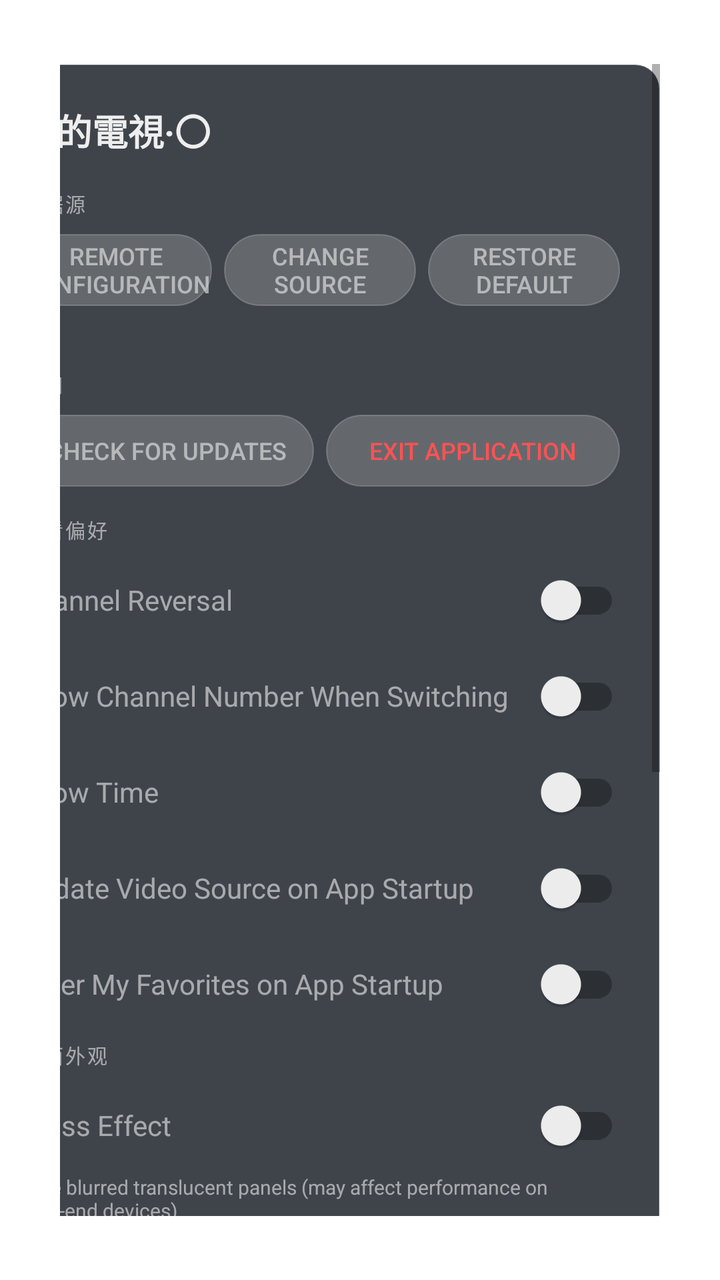
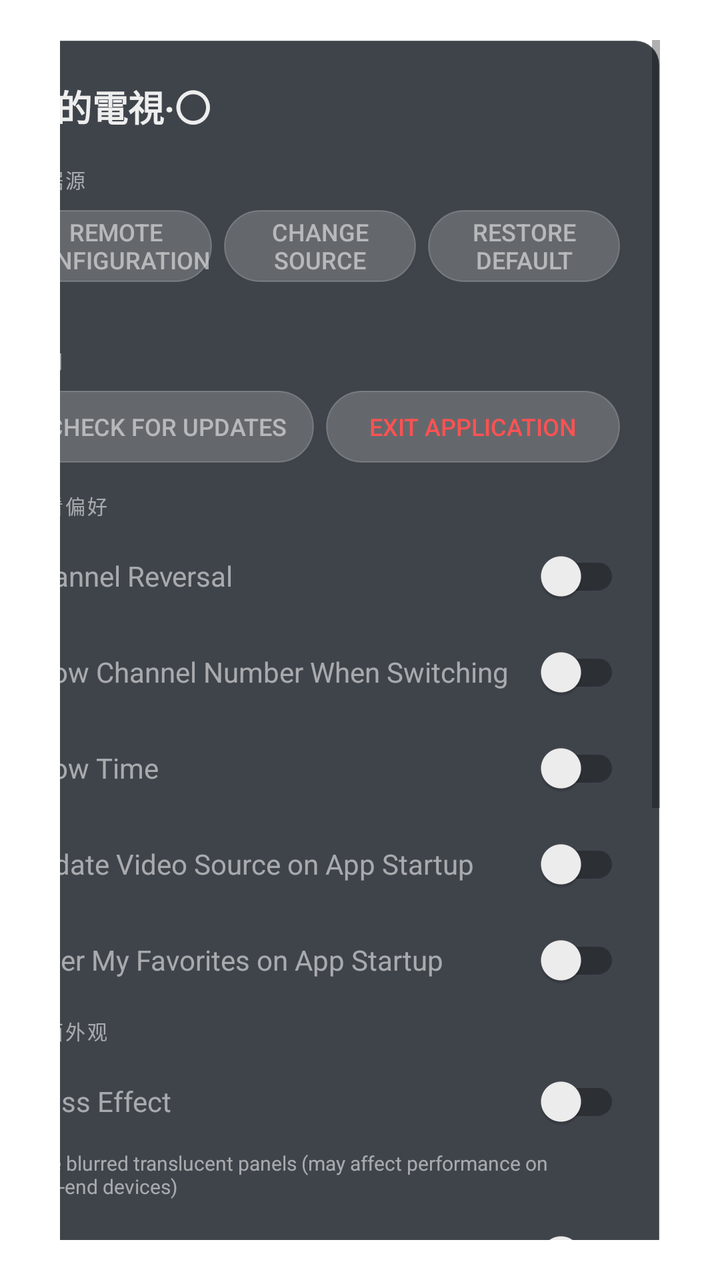

Screens rendered from an Android XML layout before and after an edit, with the pre-edit source and the edit as a unified diff.
<!-- AndroidManifest.xml: fallback theme Theme.MaterialComponents.DayNight.NoActionBar -->
<!-- res/layout/setting.xml -->
<?xml version="1.0" encoding="utf-8"?>
<LinearLayout xmlns:android="http://schemas.android.com/apk/res/android"
    xmlns:app="http://schemas.android.com/apk/res-auto"
    android:id="@+id/setting"
    android:layout_width="match_parent"
    android:layout_height="match_parent"
    android:clickable="true"
    android:focusable="false"
    android:gravity="end"
    android:paddingStart="30dp"
    android:paddingEnd="30dp"
    android:paddingTop="32dp"
    android:paddingBottom="32dp"
    >
    <ScrollView
        android:id="@+id/container"
        android:layout_width="340dp"
        android:layout_height="match_parent"
        android:fillViewport="true"
        >
    <LinearLayout
        android:id="@+id/content"
        android:layout_width="match_parent"
        android:layout_height="wrap_content"
        android:orientation="vertical"
        android:padding="20dp"
        android:background="@drawable/bg_panel_rounded"
        >

        
        <LinearLayout
            android:layout_width="match_parent"
            android:layout_height="wrap_content"
            android:orientation="horizontal"
            android:layout_marginBottom="16dp"
            >
            <androidx.appcompat.widget.AppCompatTextView
                android:id="@+id/name"
                android:layout_width="wrap_content"
                android:layout_height="wrap_content"
                android:textColor="@color/title_blur"
                android:text="@string/app_name"
                android:textSize="18sp"
                android:textStyle="bold"
                android:layout_gravity="bottom" />
            <androidx.appcompat.widget.AppCompatTextView
                android:id="@+id/version_name"
                android:layout_width="wrap_content"
                android:layout_height="wrap_content"
                android:textColor="@color/description_blur"
                android:text=""
                android:textSize="12sp"
                android:layout_gravity="bottom"
                android:layout_marginStart="8dp" />
            <androidx.appcompat.widget.AppCompatTextView
                android:id="@+id/version"
                android:layout_width="wrap_content"
                android:layout_height="wrap_content"
                android:textColor="@color/description_blur"
                android:text=""
                android:textSize="11sp"
                android:layout_gravity="bottom"
                android:layout_marginStart="8dp"
                android:maxLines="1"
                android:ellipsize="end"
                />
        </LinearLayout>

        
        <androidx.appcompat.widget.AppCompatTextView
            android:layout_width="wrap_content"
            android:layout_height="wrap_content"
            android:textColor="@color/description_blur"
            android:textSize="10sp"
            android:text="数据源"
            android:letterSpacing="0.1"
            android:layout_marginBottom="8dp"
            android:textAllCaps="true"/>

        <LinearLayout
            android:layout_width="match_parent"
            android:layout_height="wrap_content"
            android:orientation="horizontal"
            android:layout_marginBottom="4dp"
            >
            <androidx.appcompat.widget.AppCompatButton
                android:id="@+id/remote_settings"
                android:layout_width="0dp"
                android:layout_weight="1"
                android:layout_height="36dp"
                android:background="@drawable/bg_btn_normal"
                android:textColor="@color/description_blur"
                android:layout_marginEnd="6dp"
                android:textSize="12sp"
                android:text="@string/server"
                android:insetTop="0dp"
                android:insetBottom="0dp" />
            <androidx.appcompat.widget.AppCompatButton
                android:id="@+id/confirm_config"
                android:layout_width="0dp"
                android:layout_weight="1"
                android:layout_height="36dp"
                android:background="@drawable/bg_btn_normal"
                android:textColor="@color/description_blur"
                android:layout_marginEnd="6dp"
                android:textSize="12sp"
                android:text="@string/channels"
                android:insetTop="0dp"
                android:insetBottom="0dp" />
            <androidx.appcompat.widget.AppCompatButton
                android:id="@+id/clear"
                android:layout_width="0dp"
                android:layout_weight="1"
                android:layout_height="36dp"
                android:background="@drawable/bg_btn_normal"
                android:textColor="@color/description_blur"
                android:text="@string/clear"
                android:textSize="12sp"
                android:insetTop="0dp"
                android:insetBottom="0dp" />
        </LinearLayout>

        <androidx.appcompat.widget.AppCompatTextView
            android:id="@+id/remote_config_server_text"
            android:layout_width="match_parent"
            android:layout_height="wrap_content"
            android:layout_marginBottom="14dp"
            android:paddingHorizontal="4dp"
            android:textColor="@color/description_blur"
            android:singleLine="true"
            android:ellipsize="middle"
            android:textSize="10sp" />

        
        <androidx.appcompat.widget.AppCompatTextView
            android:layout_width="wrap_content"
            android:layout_height="wrap_content"
            android:textColor="@color/description_blur"
            android:textSize="10sp"
            android:text="应用"
            android:letterSpacing="0.1"
            android:layout_marginBottom="8dp"
            android:textAllCaps="true"/>

        <LinearLayout
            android:layout_width="match_parent"
            android:layout_height="wrap_content"
            android:orientation="horizontal"
            android:layout_marginBottom="14dp"
            >
            <androidx.appcompat.widget.AppCompatButton
                android:id="@+id/check_version"
                android:layout_width="0dp"
                android:layout_weight="1"
                android:layout_height="36dp"
                android:background="@drawable/bg_btn_normal"
                android:textColor="@color/description_blur"
                android:layout_marginEnd="6dp"
                android:textSize="12sp"
                android:text="@string/check_version"
                android:insetTop="0dp"
                android:insetBottom="0dp" />
            <androidx.appcompat.widget.AppCompatButton
                android:id="@+id/exit"
                android:layout_width="0dp"
                android:layout_weight="1"
                android:layout_height="36dp"
                android:background="@drawable/bg_btn_normal"
                android:textColor="@color/red"
                android:text="@string/exit"
                android:textSize="12sp"
                android:insetTop="0dp"
                android:insetBottom="0dp" />
        </LinearLayout>

        
        <androidx.appcompat.widget.AppCompatTextView
            android:layout_width="wrap_content"
            android:layout_height="wrap_content"
            android:textColor="@color/description_blur"
            android:textSize="10sp"
            android:text="观看偏好"
            android:letterSpacing="0.1"
            android:layout_marginBottom="4dp"
            android:textAllCaps="true"/>

        <androidx.appcompat.widget.SwitchCompat
            android:id="@+id/switch_channel_reversal"
            android:text="@string/title_channel_reversal"
            android:textColor="@color/description_blur"
            android:textSize="14sp"
            android:layout_width="match_parent"
            android:layout_height="wrap_content"
            app:thumbTint="@color/switch_thumb_color"
            app:trackTint="@color/switch_track_color"
            />
        <androidx.appcompat.widget.SwitchCompat
            android:id="@+id/switch_channel_num"
            android:text="@string/title_channel_num"
            android:textColor="@color/description_blur"
            android:textSize="14sp"
            android:layout_width="match_parent"
            android:layout_height="wrap_content"
            app:thumbTint="@color/switch_thumb_color"
            app:trackTint="@color/switch_track_color"
            />
        <androidx.appcompat.widget.SwitchCompat
            android:id="@+id/switch_time"
            android:text="@string/title_time"
            android:textColor="@color/description_blur"
            android:textSize="14sp"
            android:layout_width="match_parent"
            android:layout_height="wrap_content"
            app:thumbTint="@color/switch_thumb_color"
            app:trackTint="@color/switch_track_color"
            />
        <androidx.appcompat.widget.SwitchCompat
            android:id="@+id/switch_config_auto_load"
            android:text="@string/title_config_auto_load"
            android:textColor="@color/description_blur"
            android:textSize="14sp"
            android:layout_width="match_parent"
            android:layout_height="wrap_content"
            app:thumbTint="@color/switch_thumb_color"
            app:trackTint="@color/switch_track_color"
            />
        <androidx.appcompat.widget.SwitchCompat
            android:id="@+id/switch_default_like"
            android:text="@string/title_default_like"
            android:textColor="@color/description_blur"
            android:textSize="14sp"
            android:layout_width="match_parent"
            android:layout_height="wrap_content"
            app:thumbTint="@color/switch_thumb_color"
            app:trackTint="@color/switch_track_color"
            />

        
        <androidx.appcompat.widget.AppCompatTextView
            android:layout_width="wrap_content"
            android:layout_height="wrap_content"
            android:textColor="@color/description_blur"
            android:textSize="10sp"
            android:text="界面外观"
            android:letterSpacing="0.1"
            android:layout_marginTop="4dp"
            android:layout_marginBottom="4dp"
            android:textAllCaps="true"/>

        <androidx.appcompat.widget.SwitchCompat
            android:id="@+id/switch_glass_blur"
            android:text="@string/title_glass_blur"
            android:textColor="@color/description_blur"
            android:textSize="14sp"
            android:layout_width="match_parent"
            android:layout_height="wrap_content"
            app:thumbTint="@color/switch_thumb_color"
            app:trackTint="@color/switch_track_color"
            />
        <androidx.appcompat.widget.AppCompatTextView
            android:layout_width="match_parent"
            android:layout_height="wrap_content"
            android:textColor="@color/description_blur"
            android:textSize="10sp"
            android:text="@string/title_glass_blur_desc"
            android:layout_marginBottom="4dp"
            android:layout_marginStart="4dp" />

        <androidx.appcompat.widget.SwitchCompat
            android:id="@+id/switch_compact_menu"
            android:text="@string/compact_menu"
            android:textColor="@color/description_blur"
            android:textSize="14sp"
            android:layout_width="match_parent"
            android:layout_height="wrap_content"
            app:thumbTint="@color/switch_thumb_color"
            app:trackTint="@color/switch_track_color"
            />

        
        <androidx.appcompat.widget.AppCompatTextView
            android:layout_width="wrap_content"
            android:layout_height="wrap_content"
            android:textColor="@color/description_blur"
            android:textSize="10sp"
            android:text="显示"
            android:letterSpacing="0.1"
            android:layout_marginTop="4dp"
            android:layout_marginBottom="4dp"
            android:textAllCaps="true"/>

        <androidx.appcompat.widget.SwitchCompat
            android:id="@+id/switch_display_seconds"
            android:text="@string/display_seconds"
            android:textColor="@color/description_blur"
            android:textSize="14sp"
            android:layout_width="match_parent"
            android:layout_height="wrap_content"
            app:thumbTint="@color/switch_thumb_color"
            app:trackTint="@color/switch_track_color"
            />
        <androidx.appcompat.widget.SwitchCompat
            android:id="@+id/switch_show_all_channels"
            android:text="@string/show_all_channels"
            android:textColor="@color/description_blur"
            android:textSize="14sp"
            android:layout_width="match_parent"
            android:layout_height="wrap_content"
            app:thumbTint="@color/switch_thumb_color"
            app:trackTint="@color/switch_track_color"
            />

        
        <androidx.appcompat.widget.AppCompatTextView
            android:layout_width="wrap_content"
            android:layout_height="wrap_content"
            android:textColor="@color/description_blur"
            android:textSize="10sp"
            android:text="播放"
            android:letterSpacing="0.1"
            android:layout_marginTop="4dp"
            android:layout_marginBottom="4dp"
            android:textAllCaps="true"/>

        <androidx.appcompat.widget.SwitchCompat
            android:id="@+id/switch_soft_decode"
            android:text="@string/soft_decode"
            android:textColor="@color/description_blur"
            android:textSize="14sp"
            android:layout_width="match_parent"
            android:layout_height="wrap_content"
            app:thumbTint="@color/switch_thumb_color"
            app:trackTint="@color/switch_track_color"
            />
        <androidx.appcompat.widget.SwitchCompat
            android:id="@+id/switch_repeat_info"
            android:text="@string/title_repeat_info"
            android:textColor="@color/description_blur"
            android:textSize="14sp"
            android:layout_width="match_parent"
            android:layout_height="wrap_content"
            app:thumbTint="@color/switch_thumb_color"
            app:trackTint="@color/switch_track_color"
            />
        <androidx.appcompat.widget.SwitchCompat
            android:id="@+id/switch_boot_startup"
            android:text="@string/title_boot_startup"
            android:textColor="@color/description_blur"
            android:textSize="14sp"
            android:layout_width="match_parent"
            android:layout_height="wrap_content"
            app:thumbTint="@color/switch_thumb_color"
            app:trackTint="@color/switch_track_color"
            />
    </LinearLayout>
    </ScrollView>
</LinearLayout>
<!-- resources referenced by this layout -->
<resources>
  <color name="description_blur">#99EEEEEE</color>
  <color name="red">#FF5252</color>
  <color name="title_blur">#FFEEEEEE</color>
  <!-- drawable bg_btn_normal (drawable) -->
  <?xml version="1.0" encoding="utf-8"?>
  <shape xmlns:android="http://schemas.android.com/apk/res/android">
      <solid android:color="@color/glass_border" />
      <corners android:radius="20dp" />
      <stroke android:color="@color/glass_border" android:width="0.5dp" />
  </shape>
  <!-- drawable bg_panel_rounded (drawable) -->
  <?xml version="1.0" encoding="utf-8"?>
  <shape xmlns:android="http://schemas.android.com/apk/res/android">
      <solid android:color="@color/surface" />
      <corners android:radius="12dp" />
      <stroke android:color="@color/glass_border" android:width="0.5dp" />
  </shape>
  <string name="app_name">我的電視·〇</string>
  <string name="channels">Change Source</string>
  <string name="check_version">Check for Updates</string>
  <string name="clear">Restore Default</string>
  <string name="compact_menu">Compact Menu</string>
  <string name="display_seconds">Display Seconds</string>
  <string name="exit">Exit Application</string>
  <string name="server">Remote Configuration</string>
  <string name="show_all_channels">Show all channels</string>
  <string name="soft_decode">Soft Decode</string>
  <string name="title_boot_startup">Boot Startup</string>
  <string name="title_channel_num">Show Channel Number When Switching</string>
  <string name="title_channel_reversal">Channel Reversal</string>
  <string name="title_config_auto_load">Update Video Source on App Startup</string>
  <string name="title_default_like">Enter My Favorites on App Startup</string>
  <string name="title_glass_blur">Glass Effect</string>
  <string name="title_glass_blur_desc">Use blurred translucent panels (may affect performance on low-end devices)</string>
  <string name="title_repeat_info">Show Video Info During Loop Playback</string>
  <string name="title_time">Show Time</string>
  <color name="glass_border">#33FFFFFF</color>
  <color name="surface">#CC10161F</color>
</resources>

<!-- the commit's change to res/layout/setting.xml (unified diff, before → after) -->
@@ -9,8 +9,8 @@
     android:gravity="end"
     android:paddingStart="30dp"
     android:paddingEnd="30dp"
-    android:paddingTop="32dp"
-    android:paddingBottom="32dp"
+    android:paddingTop="20dp"
+    android:paddingBottom="20dp"
     >
     <ScrollView
         android:id="@+id/container"
